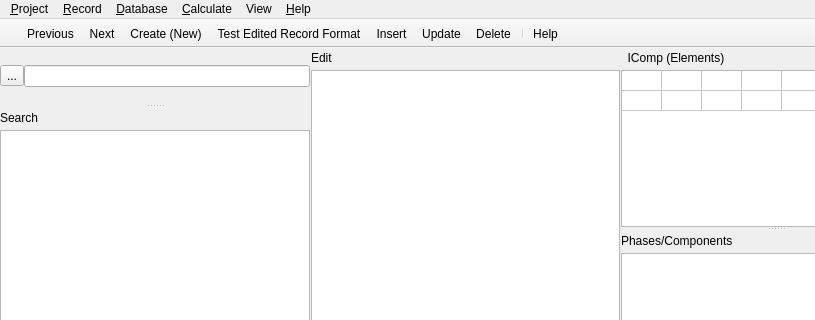
This is gfshell2/dialogs/FITMainWindow.ui in gemshub/gemsfits as Qt 5 draws it before an edit; both pictures show x 0 to 815 and y 0 to 320 of the 931 by 670 pixel window. The edited form follows.
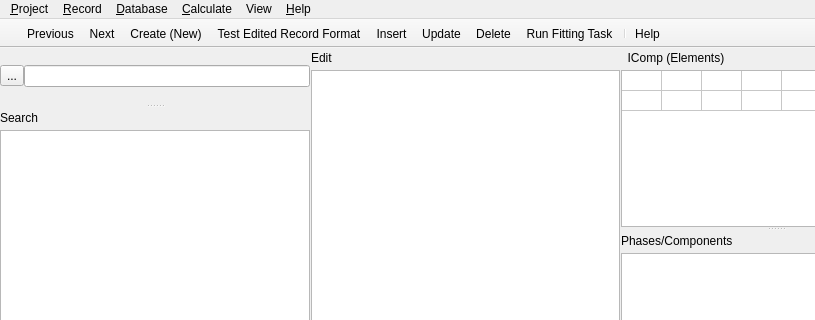
This is the edited form. Icons and pictures are not drawn.

What changed in the file:
```diff
--- a/gfshell2/dialogs/FITMainWindow.ui
+++ b/gfshell2/dialogs/FITMainWindow.ui
@@ -512,6 +512,7 @@
    <addaction name="action_Insert"/>
    <addaction name="action_Update"/>
    <addaction name="actionDelete"/>
+   <addaction name="action_Run_test"/>
    <addaction name="separator"/>
    <addaction name="actionHelp"/>
   </widget>
```
Left out of the diff: 4 changed lines with no effect on the pictures.
